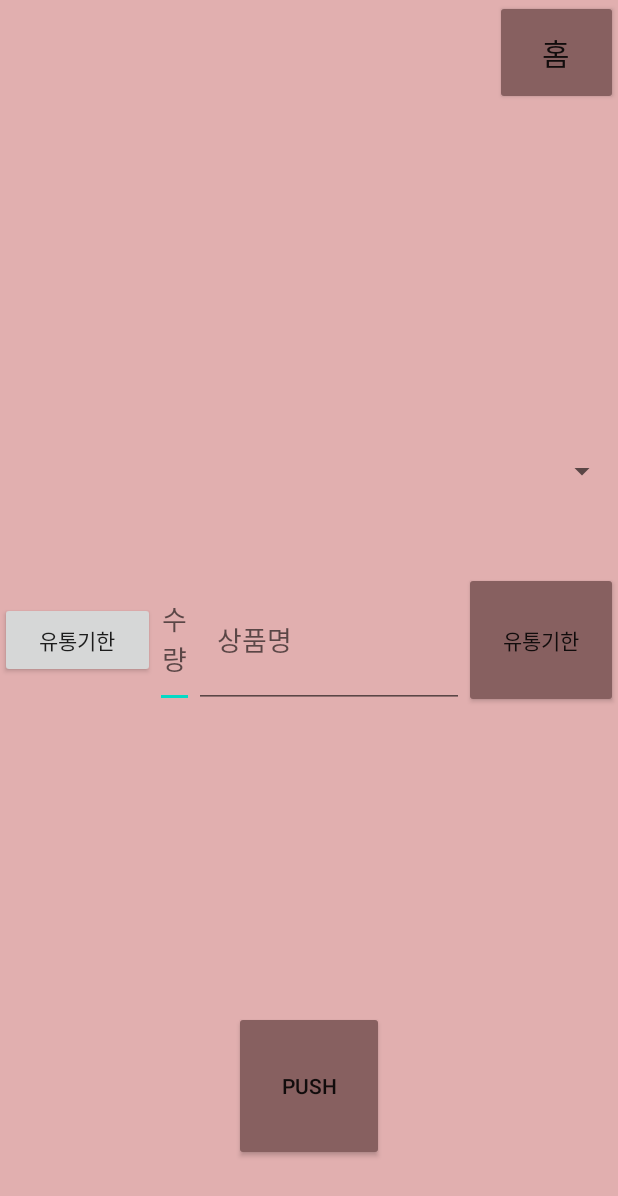
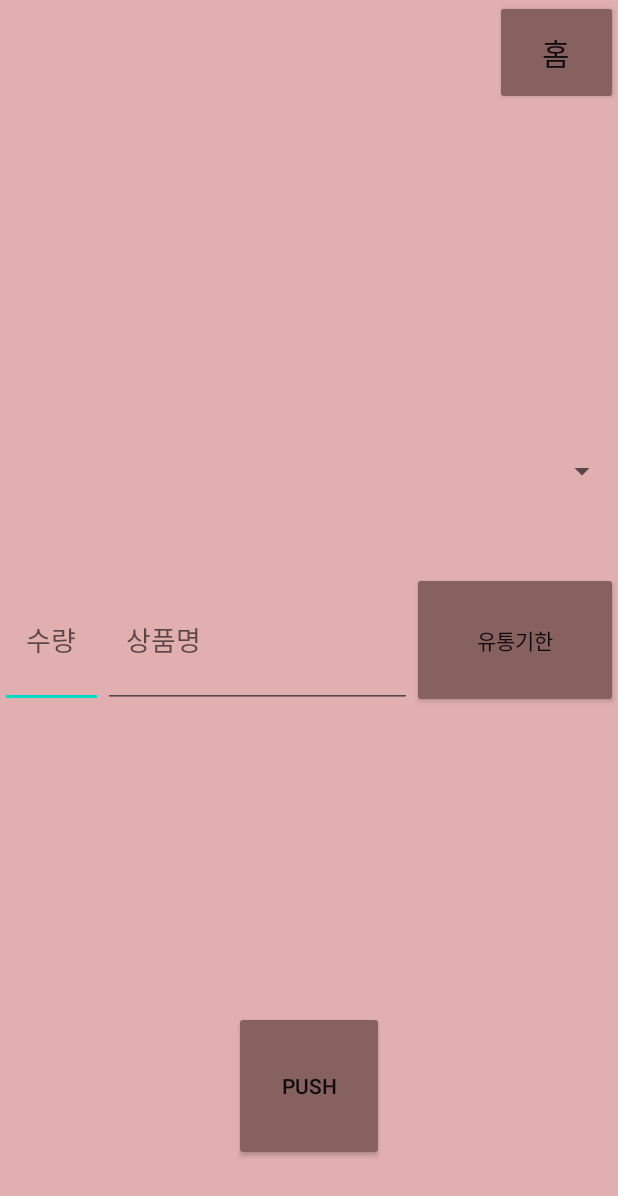
Before and after one commit to gibum1228/Care_Refrigerator, an Android app: the PushActivity screen opened directly, with no data from a screen before it, on a phone screen of 412 x 824 dp. Shown: the top 1196 px of the screen. Run offline under Robolectric (Android 15) with nearby library versions, the phone set to English and light mode, and no system bars; our stand-ins replace Firebase (no records; nobody signed in at launch, a user with empty details on screens opened directly).

Commit message:
수량 입력 받기  추가

```diff
--- a/Care_Refrigerator/app/src/main/java/com/example/care_refrigerator/PushActivity.java
+++ b/Care_Refrigerator/app/src/main/java/com/example/care_refrigerator/PushActivity.java
@@ -76,7 +76,6 @@ public class PushActivity extends AppCompatActivity {
                 monthOfYear++;
 
                 s = year + "-" + monthOfYear + "-" + dayOfMonth;
-                Toast.makeText(getApplicationContext(), s, Toast.LENGTH_SHORT).show();
             }
         };
     }
@@ -111,7 +110,7 @@ public class PushActivity extends AppCompatActivity {
                         Toast.makeText(this, "유통기한을 입력해주세요.", Toast.LENGTH_SHORT).show();
                     }else if(nameEdit.getText().toString().compareTo("") == 0){
                         Toast.makeText(this, "제품명을 입력해주세요.", Toast.LENGTH_SHORT).show();
-                    }else{
+                    }else if(cntEdit.getText().toString().compareTo("") == 0){
                         Toast.makeText(this, "수량을 입력해주세요.", Toast.LENGTH_SHORT).show();
                     }
                 }else{
--- a/Care_Refrigerator/app/src/main/res/layout/activity_push.xml
+++ b/Care_Refrigerator/app/src/main/res/layout/activity_push.xml
@@ -60,19 +60,7 @@
             android:layout_marginTop="25sp"
             android:orientation="horizontal"
             android:layout_weight="1">
-        <Button
-            android:id="@+id/dateEndBtn"
-            android:layout_width="match_parent"
-            android:layout_height="match_parent"
-            android:layout_weight="4"
-            android:onClick="OnClick"
-            android:text="@string/dateInput"
-            android:layout_marginBottom="20sp"
-            android:layout_marginTop="20sp"/>
-            android:layout_height="120sp"
-            android:layout_marginTop="25sp"
-            android:layout_weight="1"
-            android:orientation="horizontal">
+
             <EditText
                 android:id="@+id/cntEdit"
                 android:layout_width="match_parent"
```
